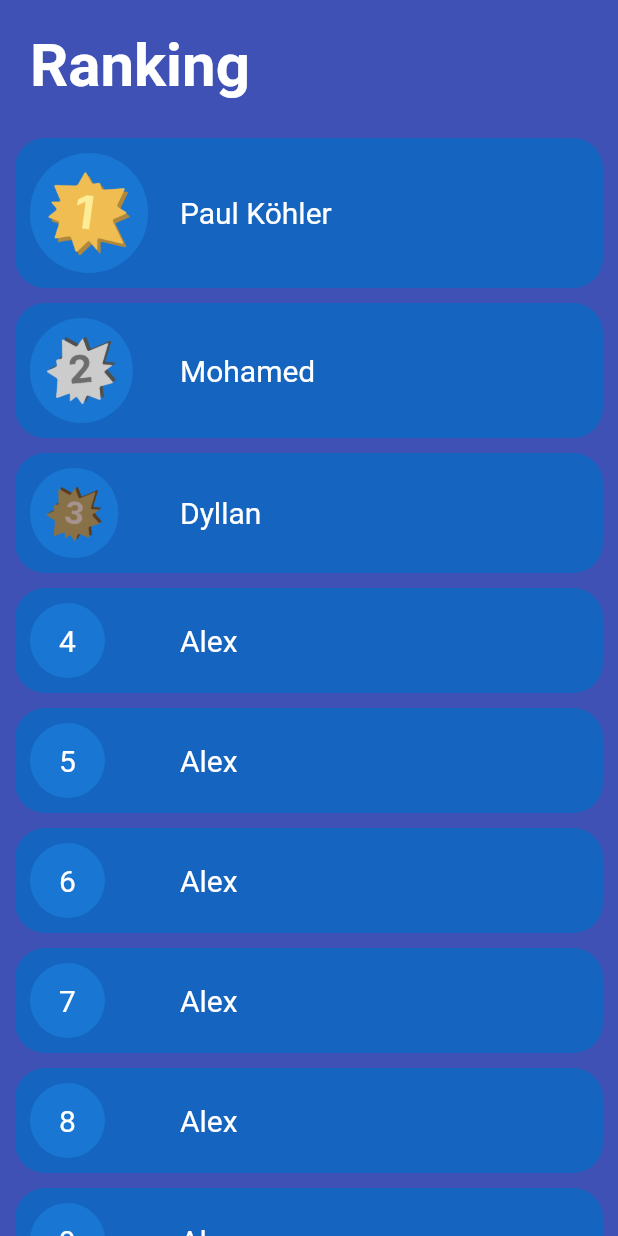
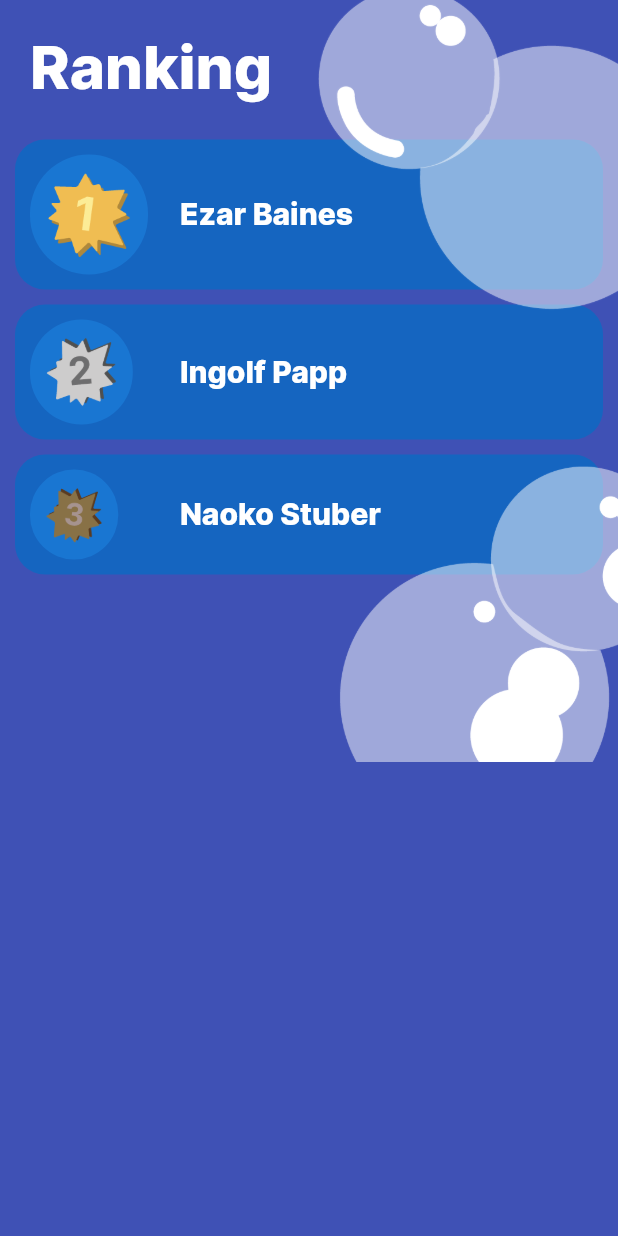
Before and after one commit to theKooker/hackaTum_InterhypApp, a Flutter app: the RankingPage screen opened directly, on a phone screen of 412 x 824 dp. Run offline on Flutter 3.47's test engine with Material 2 defaults, Android fonts, the phone set to English and light mode, and no system bars.

Commit message:
did stuff

```diff
--- a/shower_tracking_app/lib/pages/ranking_page.dart
+++ b/shower_tracking_app/lib/pages/ranking_page.dart
@@ -13,12 +13,19 @@ class _RankingPageState extends State<RankingPage> {
     color: Colors.white,
   );
 
+  List<String> ranking() {
+    //list of random names
+    final names = [ "Ezar Baines", "Ingolf Papp", "Naoko Stuber", "Bárbara Hightower", "Nuh Delany", "Preeti Garry", "T'Challa Panosyan", "Helen Greer", "Clothildis John"];
+    return names;
+  }
+
   @override
   Widget build(BuildContext context) {
     return Scaffold(
       backgroundColor: Colors.indigo,
-      body: SafeArea(
-        child: Expanded(
+      body: Stack(
+        children: [
+          SafeArea(
             child: SingleChildScrollView(
               child: Column(
                 crossAxisAlignment: CrossAxisAlignment.start,
@@ -36,24 +43,32 @@ class _RankingPageState extends State<RankingPage> {
               ),
             ),
           ),
+
+          Positioned(
+            bottom: -50,
+            right: -50,
+            child: Image.asset("assets/images/LogInPage_Bubble2.png", width: 250,),
+          ),
+
+          Positioned(
+            top: -20,
+            right: -50,
+            child: Image.asset("assets/images/LogInPage_Bubble1.png", width: 250,),
+          ),
+        ],
       ),
     );
   }
 
   Widget _first3() {
+    var names = ranking();
+
     return Column(
       children: [
-        _rowFirst3(60, "assets/images/Design_1.png", "Paul Köhler"),
-        _rowFirst3(50, "assets/images/Design_2.png", "Mohamed "),
-        _rowFirst3(40, "assets/images/Design_3.png", "Dyllan"),
-        _row(4, "Alex"),
-        _row(5, "Alex"),
-        _row(6, "Alex"),
-        _row(7, "Alex"),
-        _row(8, "Alex"),
-        _row(9, "Alex"),
-        _row(10, "Alex"),
-        _row(11, "Alex"),
+        _rowFirst3(60, "assets/images/Design_1.png", names[0]),
+        _rowFirst3(50, "assets/images/Design_2.png", names[1]),
+        _rowFirst3(40, "assets/images/Design_3.png", names[2]),
+
         const SizedBox(
           height: 120,
           width: double.infinity,
--- a/shower_tracking_app/pubspec.yaml
+++ b/shower_tracking_app/pubspec.yaml
@@ -62,11 +62,12 @@ flutter:
   # To add assets to your application, add an assets section, like this:
   assets:
    - assets/images/
+   - assets/fonts/
 
   fonts:
     - family: Custom
       fonts:
-        - asset: assets/fonts/RobotoMono-Bold.tff
+        - asset: assets/fonts/Inter-ExtraBold.ttf
   # An image asset can refer to one or more resolution-specific "variants", see
   # https://flutter.dev/assets-and-images/#resolution-aware.
 
```
Also changed, not shown: shower_tracking_app/pubspec.lock. Lines whose indentation alone changed are shown as unchanged.
